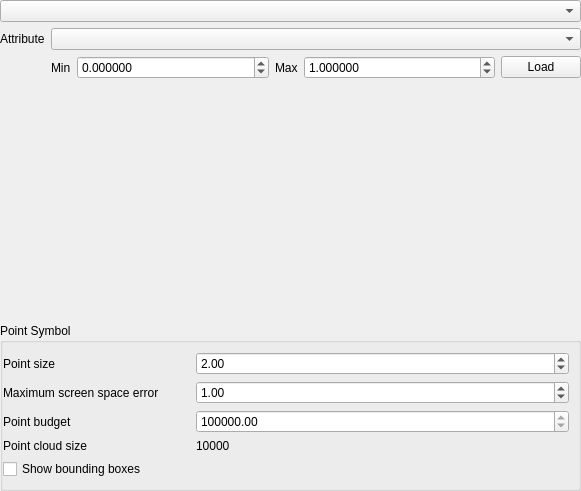
Before: the Qt Designer form src/ui/3d/qgspointcloud3dsymbolwidget.ui in qgis/QGIS, drawn with Qt 5.
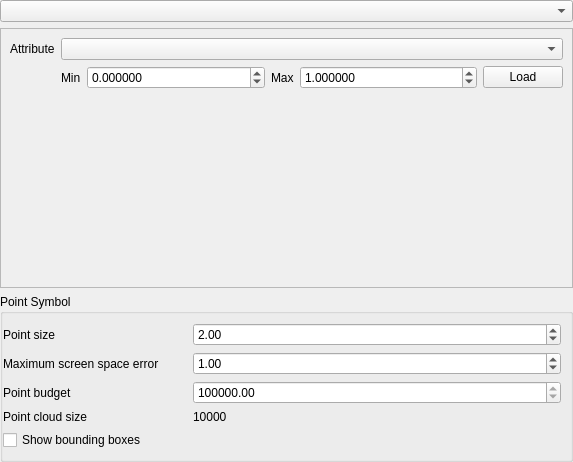
After: the same form once the commit is applied. The open tabs and pages were chosen to show the change. Custom widgets are drawn as their Qt base class.

Commit message: fix by putting the color ramp shading stuff inside scroll area

The edit to the form file:
```diff
--- a/src/ui/3d/qgspointcloud3dsymbolwidget.ui
+++ b/src/ui/3d/qgspointcloud3dsymbolwidget.ui
@@ -6,8 +6,8 @@
    <rect>
     <x>0</x>
     <y>0</y>
-    <width>581</width>
-    <height>491</height>
+    <width>573</width>
+    <height>462</height>
    </rect>
   </property>
   <layout class="QGridLayout" name="gridLayout">
@@ -191,7 +191,7 @@
       </layout>
      </widget>
      <widget class="QWidget" name="colorRampRendererPage">
-      <layout class="QGridLayout" name="gridLayout_3" rowstretch="0,0,1" columnstretch="0,0">
+      <layout class="QGridLayout" name="gridLayout_3" rowstretch="0" columnstretch="0">
        <property name="leftMargin">
         <number>0</number>
        </property>
@@ -204,6 +204,21 @@
        <property name="bottomMargin">
         <number>0</number>
        </property>
+       <item row="0" column="0">
+        <widget class="QScrollArea" name="scrollArea_2">
+         <property name="widgetResizable">
+          <bool>true</bool>
+         </property>
+         <widget class="QWidget" name="scrollAreaWidgetContents_2">
+          <property name="geometry">
+           <rect>
+            <x>0</x>
+            <y>0</y>
+            <width>591</width>
+            <height>221</height>
+           </rect>
+          </property>
+          <layout class="QGridLayout" name="gridLayout_8">
        <item row="0" column="0">
         <widget class="QLabel" name="label_5">
          <property name="text">
@@ -214,9 +229,6 @@
        <item row="0" column="1">
         <widget class="QgsPointCloudAttributeComboBox" name="mRenderingParameterComboBox"/>
        </item>
-       <item row="2" column="0" colspan="2">
-        <widget class="QgsColorRampShaderWidget" name="mColorRampShaderWidget" native="true"/>
-       </item>
        <item row="1" column="1">
         <layout class="QHBoxLayout" name="horizontalLayout" stretch="0,1,0,1,0">
          <item>
@@ -274,6 +286,13 @@
          </item>
         </layout>
        </item>
+           <item row="2" column="0" colspan="2">
+            <widget class="QgsColorRampShaderWidget" name="mColorRampShaderWidget" native="true"/>
+           </item>
+          </layout>
+         </widget>
+        </widget>
+       </item>
       </layout>
      </widget>
      <widget class="QWidget" name="rgbRendererPage">
@@ -530,17 +549,16 @@
   </layout>
  </widget>
  <customwidgets>
+  <customwidget>
+   <class>QgsPointCloudAttributeComboBox</class>
+   <extends>QComboBox</extends>
+   <header>qgspointcloudattributecombobox.h</header>
+  </customwidget>
   <customwidget>
    <class>QgsDoubleSpinBox</class>
    <extends>QDoubleSpinBox</extends>
    <header>qgsdoublespinbox.h</header>
   </customwidget>
-  <customwidget>
-   <class>QgsColorButton</class>
-   <extends>QToolButton</extends>
-   <header>qgscolorbutton.h</header>
-   <container>1</container>
-  </customwidget>
   <customwidget>
    <class>QgsColorRampShaderWidget</class>
    <extends>QWidget</extends>
@@ -548,9 +566,10 @@
    <container>1</container>
   </customwidget>
   <customwidget>
-   <class>QgsPointCloudAttributeComboBox</class>
-   <extends>QComboBox</extends>
-   <header>qgspointcloudattributecombobox.h</header>
+   <class>QgsColorButton</class>
+   <extends>QToolButton</extends>
+   <header>qgscolorbutton.h</header>
+   <container>1</container>
   </customwidget>
  </customwidgets>
  <tabstops>
```
Left out of the diff: 26 changed lines with no effect on the pictures. Lines whose indentation alone changed are shown as unchanged.
